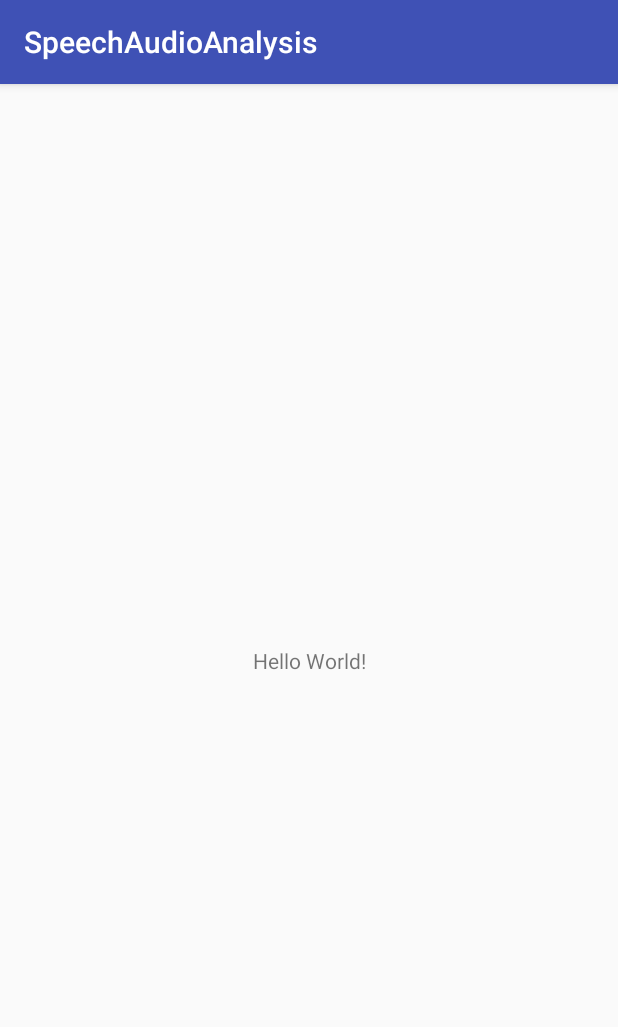
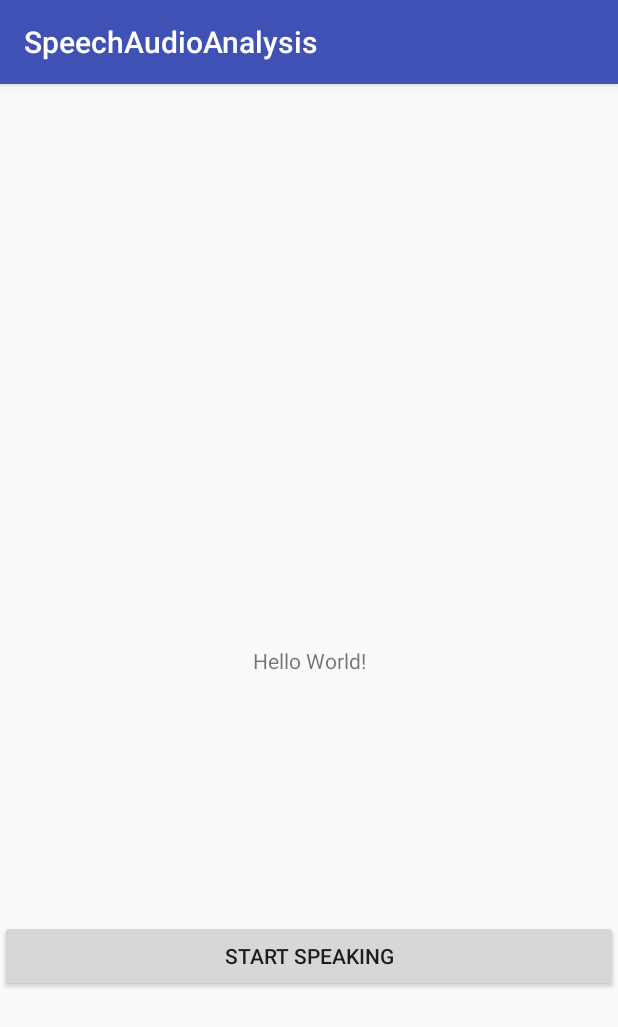
Before and after one commit to enlighter/speech-audio-analysis-android, an Android app: the screen it shows after launch (MainActivity), on a phone screen of 412 x 824 dp. Shown: the top 1027 px of the screen. Run offline under Robolectric (Android 15) with nearby library versions, the phone set to English and light mode, and no system bars; 2 statements that could not run were skipped.

Commit message:
Add the tap to input sound button

```diff
--- a/app/src/main/res/layout/activity_main.xml
+++ b/app/src/main/res/layout/activity_main.xml
@@ -16,4 +16,15 @@
         app:layout_constraintRight_toRightOf="parent"
         app:layout_constraintTop_toTopOf="parent" />
 
+    <Button
+        android:id="@+id/button2"
+        style="@style/Widget.AppCompat.Button"
+        android:layout_width="0dp"
+        android:layout_height="wrap_content"
+        android:text="Start Speaking"
+        app:layout_constraintTop_toBottomOf="@+id/sample_text"
+        app:layout_constraintBottom_toBottomOf="parent"
+        app:layout_constraintLeft_toLeftOf="parent"
+        app:layout_constraintRight_toRightOf="parent" />
+
 </android.support.constraint.ConstraintLayout>
```
